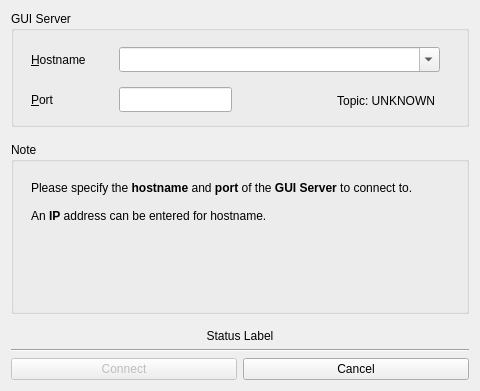
Qt form src/pythonGui/karabogui/dialogs/ui/reactive_login_dialog.ui (European-XFEL/Karabo) before a commit.
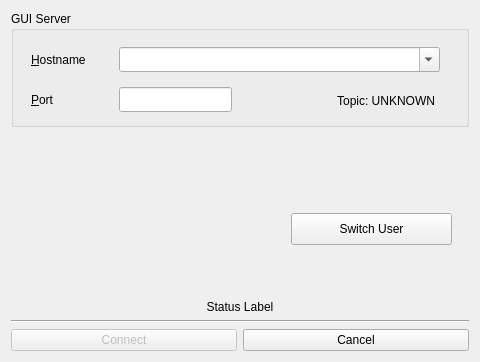
The same form after that commit. The open tabs and pages were chosen to show the change.

Commit message: Authentication with Refresh token.

Patch:
```diff
--- a/src/pythonGui/karabogui/dialogs/ui/reactive_login_dialog.ui
+++ b/src/pythonGui/karabogui/dialogs/ui/reactive_login_dialog.ui
@@ -7,7 +7,7 @@
     <x>0</x>
     <y>0</y>
     <width>480</width>
-    <height>391</height>
+    <height>362</height>
    </rect>
   </property>
   <property name="minimumSize">
@@ -418,6 +418,37 @@
        </item>
       </layout>
      </widget>
+     <widget class="QWidget" name="page_referesh_token">
+      <widget class="QLabel" name="user_info_label">
+       <property name="geometry">
+        <rect>
+         <x>20</x>
+         <y>10</y>
+         <width>401</width>
+         <height>61</height>
+        </rect>
+       </property>
+       <property name="text">
+        <string/>
+       </property>
+      </widget>
+      <widget class="QPushButton" name="switch_button">
+       <property name="geometry">
+        <rect>
+         <x>280</x>
+         <y>80</y>
+         <width>161</width>
+         <height>32</height>
+        </rect>
+       </property>
+       <property name="text">
+        <string>Switch User</string>
+       </property>
+       <property name="autoDefault">
+        <bool>false</bool>
+       </property>
+      </widget>
+     </widget>
     </widget>
    </item>
    <item>
```
The commit also changes 2 other files.
